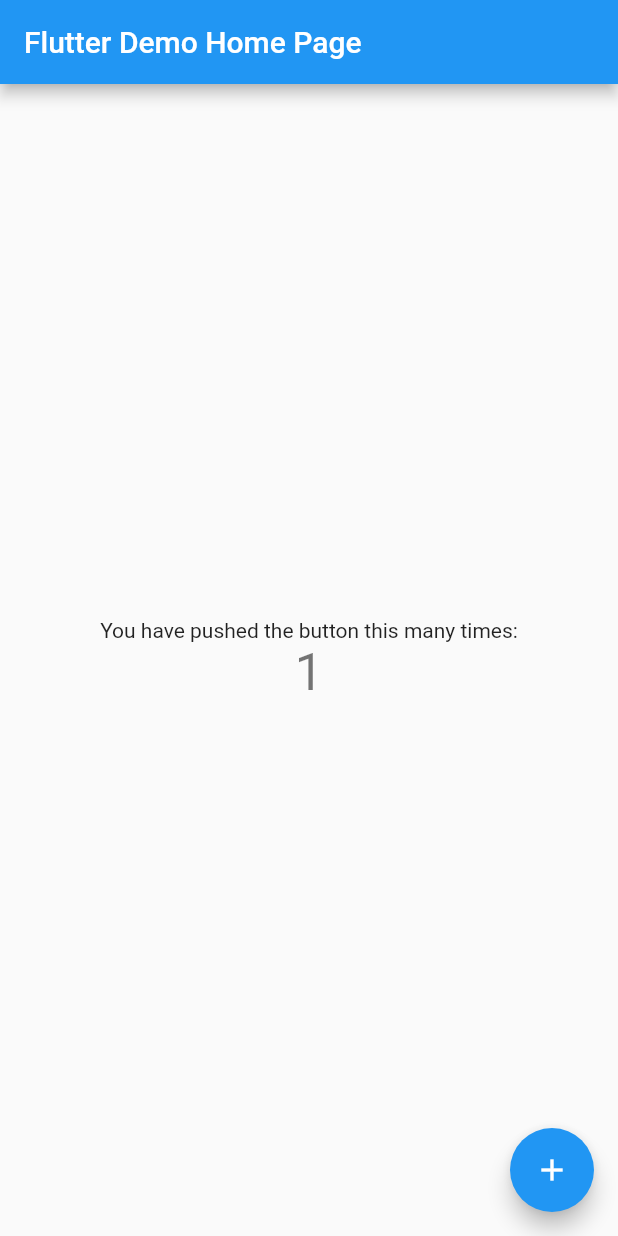
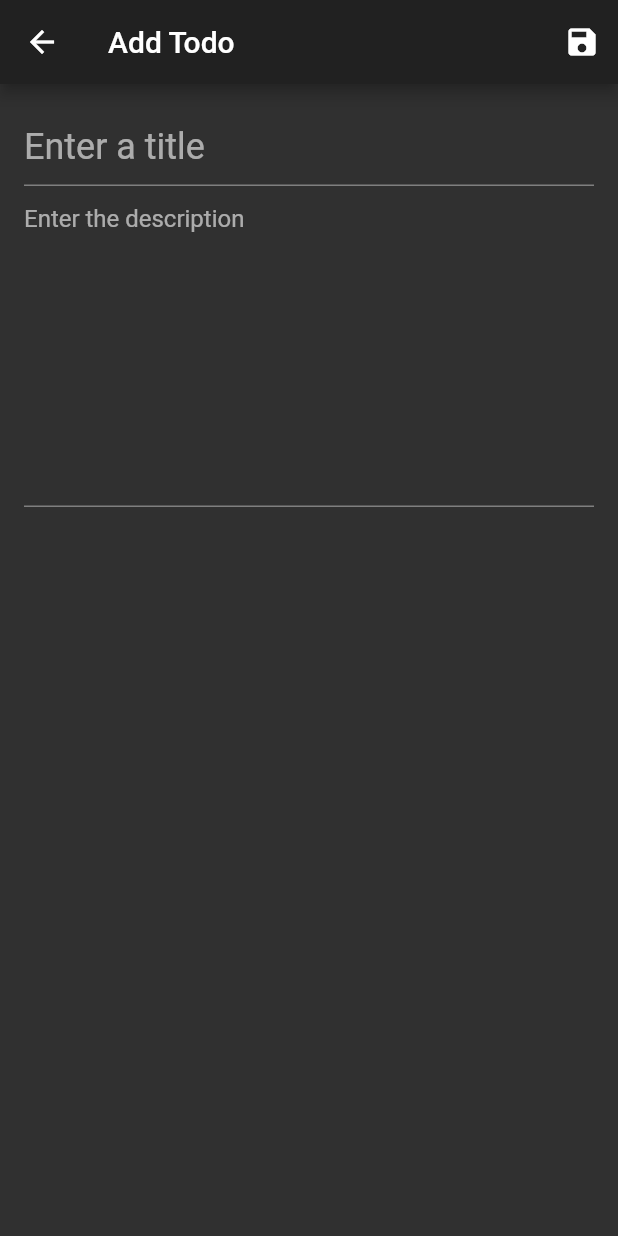
Before and after one commit to lighttt/bloc_todo, a Flutter app: the screen it shows after launch, after a tap on the "add" icon, on a phone screen of 412 x 824 dp. Run offline on Flutter 3.47's test engine with Material 2 defaults, Android fonts, the phone set to English and light mode, and no system bars; our stand-ins replace flutter_bloc.

Commit message:
Implemented Simple Bloc Todo with Add and Delete

```diff
--- /dev/null
+++ b/lib/blocs/todo_bloc.dart
@@ -0,0 +1,27 @@
+import 'package:bloc_todo/blocs/todo_event.dart';
+import 'package:bloc_todo/models/todo.dart';
+import 'package:flutter_bloc/flutter_bloc.dart';
+
+class TodoBloc extends Bloc<TodoEvent, List<Todo>> {
+  TodoBloc({List<Todo> initialState}) : super([]);
+
+  @override
+  Stream<List<Todo>> mapEventToState(TodoEvent event) async* {
+    switch (event.eventType) {
+      case EventType.add:
+        List<Todo> newState = List.from(state);
+        if (event.todo != null) {
+          newState.add(event.todo);
+        }
+        yield newState;
+        break;
+      case EventType.delete:
+        List<Todo> newState = List.from(state);
+        newState.removeAt(event.todoIndex);
+        yield newState;
+        break;
+      default:
+        throw Exception("Event not found $event");
+    }
+  }
+}
--- /dev/null
+++ b/lib/blocs/todo_event.dart
@@ -0,0 +1,19 @@
+import 'package:bloc_todo/models/todo.dart';
+
+enum EventType { add, delete }
+
+class TodoEvent {
+  Todo todo;
+  int todoIndex;
+  EventType eventType;
+
+  TodoEvent.add(Todo todo) {
+    this.eventType = EventType.add;
+    this.todo = todo;
+  }
+
+  TodoEvent.delete(int index) {
+    this.eventType = EventType.delete;
+    this.todoIndex = index;
+  }
+}
--- a/lib/main.dart
+++ b/lib/main.dart
@@ -1,117 +1,32 @@
+import 'package:bloc_todo/blocs/todo_bloc.dart';
+import 'package:bloc_todo/blocs/todo_observer.dart';
+import 'package:bloc_todo/screens/add_edit_screen.dart';
 import 'package:flutter/material.dart';
+import 'package:flutter_bloc/flutter_bloc.dart';
+
+import 'screens/home_screen.dart';
 
 void main() {
+  Bloc.observer = TodoBlocObserver();
   runApp(MyApp());
 }
 
 class MyApp extends StatelessWidget {
-  // This widget is the root of your application.
   @override
   Widget build(BuildContext context) {
-    return MaterialApp(
-      title: 'Flutter Demo',
-      theme: ThemeData(
-        // This is the theme of your application.
-        //
-        // Try running your application with "flutter run". You'll see the
-        // application has a blue toolbar. Then, without quitting the app, try
-        // changing the primarySwatch below to Colors.green and then invoke
-        // "hot reload" (press "r" in the console where you ran "flutter run",
-        // or simply save your changes to "hot reload" in a Flutter IDE).
-        // Notice that the counter didn't reset back to zero; the application
-        // is not restarted.
-        primarySwatch: Colors.blue,
-        // This makes the visual density adapt to the platform that you run
-        // the app on. For desktop platforms, the controls will be smaller and
-        // closer together (more dense) than on mobile platforms.
-        visualDensity: VisualDensity.adaptivePlatformDensity,
+    return BlocProvider<TodoBloc>(
+      create: (BuildContext context) {
+        return TodoBloc();
+      },
+      child: MaterialApp(
+        debugShowCheckedModeBanner: false,
+        title: "Todo Bloc",
+        theme: ThemeData.dark(),
+        home: HomeScreen(),
+        routes: {
+          AddEditScreen.routeName: (ctx) => AddEditScreen(),
+        },
       ),
-      home: MyHomePage(title: 'Flutter Demo Home Page'),
     );
   }
 }
-
-class MyHomePage extends StatefulWidget {
-  MyHomePage({Key key, this.title}) : super(key: key);
-
-  // This widget is the home page of your application. It is stateful, meaning
-  // that it has a State object (defined below) that contains fields that affect
-  // how it looks.
-
-  // This class is the configuration for the state. It holds the values (in this
-  // case the title) provided by the parent (in this case the App widget) and
-  // used by the build method of the State. Fields in a Widget subclass are
-  // always marked "final".
-
-  final String title;
-
-  @override
-  _MyHomePageState createState() => _MyHomePageState();
-}
-
-class _MyHomePageState extends State<MyHomePage> {
-  int _counter = 0;
-
-  void _incrementCounter() {
-    setState(() {
-      // This call to setState tells the Flutter framework that something has
-      // changed in this State, which causes it to rerun the build method below
-      // so that the display can reflect the updated values. If we changed
-      // _counter without calling setState(), then the build method would not be
-      // called again, and so nothing would appear to happen.
-      _counter++;
-    });
-  }
-
-  @override
-  Widget build(BuildContext context) {
-    // This method is rerun every time setState is called, for instance as done
-    // by the _incrementCounter method above.
-    //
-    // The Flutter framework has been optimized to make rerunning build methods
-    // fast, so that you can just rebuild anything that needs updating rather
-    // than having to individually change instances of widgets.
-    return Scaffold(
-      appBar: AppBar(
-        // Here we take the value from the MyHomePage object that was created by
-        // the App.build method, and use it to set our appbar title.
-        title: Text(widget.title),
-      ),
-      body: Center(
-        // Center is a layout widget. It takes a single child and positions it
-        // in the middle of the parent.
-        child: Column(
-          // Column is also a layout widget. It takes a list of children and
-          // arranges them vertically. By default, it sizes itself to fit its
-          // children horizontally, and tries to be as tall as its parent.
-          //
-          // Invoke "debug painting" (press "p" in the console, choose the
-          // "Toggle Debug Paint" action from the Flutter Inspector in Android
-          // Studio, or the "Toggle Debug Paint" command in Visual Studio Code)
-          // to see the wireframe for each widget.
-          //
-          // Column has various properties to control how it sizes itself and
-          // how it positions its children. Here we use mainAxisAlignment to
-          // center the children vertically; the main axis here is the vertical
-          // axis because Columns are vertical (the cross axis would be
-          // horizontal).
-          mainAxisAlignment: MainAxisAlignment.center,
-          children: <Widget>[
-            Text(
-              'You have pushed the button this many times:',
-            ),
-            Text(
-              '$_counter',
-              style: Theme.of(context).textTheme.headline4,
-            ),
-          ],
-        ),
-      ),
-      floatingActionButton: FloatingActionButton(
-        onPressed: _incrementCounter,
-        tooltip: 'Increment',
-        child: Icon(Icons.add),
-      ), // This trailing comma makes auto-formatting nicer for build methods.
-    );
-  }
-}
--- /dev/null
+++ b/lib/models/todo.dart
@@ -0,0 +1,13 @@
+import 'package:flutter/cupertino.dart';
+
+class Todo {
+  final String id;
+  final String description;
+  final String title;
+
+  Todo({
+    @required this.title,
+    @required this.description,
+    @required this.id,
+  });
+}
--- /dev/null
+++ b/lib/screens/add_edit_screen.dart
@@ -0,0 +1,77 @@
+import 'package:bloc_todo/blocs/todo_bloc.dart';
+import 'package:bloc_todo/blocs/todo_event.dart';
+import 'package:bloc_todo/models/todo.dart';
+import 'package:flutter/material.dart';
+import 'package:flutter_bloc/flutter_bloc.dart';
+
+typedef OnSaveCallback = Function(String task, String note);
+
+class AddEditScreen extends StatefulWidget {
+  static const String routeName = "/add_edit_screen";
+
+  @override
+  _AddEditScreenState createState() => _AddEditScreenState();
+}
+
+class _AddEditScreenState extends State<AddEditScreen> {
+  static final GlobalKey<FormState> _formKey = GlobalKey<FormState>();
+
+  String _title;
+  String _description;
+
+  void _saveForm() {
+    bool isValid = _formKey.currentState.validate();
+    if (!isValid) {
+      return;
+    }
+    _formKey.currentState.save();
+    BlocProvider.of<TodoBloc>(context).add(TodoEvent.add(Todo(
+      id: DateTime.now().toString(),
+      title: _title,
+      description: _description,
+    )));
+    Navigator.pop(context);
+  }
+
+  @override
+  Widget build(BuildContext context) {
+    final textTheme = Theme.of(context).textTheme;
+    return Scaffold(
+      appBar: AppBar(
+        title: Text("Add Todo"),
+        actions: [IconButton(icon: Icon(Icons.save), onPressed: _saveForm)],
+      ),
+      body: Form(
+        key: _formKey,
+        child: ListView(
+          padding: const EdgeInsets.all(16),
+          children: [
+            TextFormField(
+              style: textTheme.headline5,
+              decoration: InputDecoration(
+                hintText: "Enter a title",
+              ),
+              validator: (val) {
+                return val.trim().isEmpty ? "Title cannot be empty" : null;
+              },
+              onSaved: (value) => _title = value,
+            ),
+            TextFormField(
+              maxLines: 10,
+              style: textTheme.subtitle1,
+              decoration: InputDecoration(
+                hintText: "Enter the description",
+              ),
+              validator: (val) {
+                return val.trim().isEmpty
+                    ? "Description cannot be empty"
+                    : null;
+              },
+              onSaved: (value) => _description = value,
+            )
+          ],
+        ),
+      ),
+    );
+  }
+}
--- /dev/null
+++ b/lib/screens/home_screen.dart
@@ -0,0 +1,66 @@
+import 'package:bloc_todo/blocs/todo_bloc.dart';
+import 'package:bloc_todo/blocs/todo_event.dart';
+import 'package:bloc_todo/models/todo.dart';
+import 'package:bloc_todo/screens/add_edit_screen.dart';
+import 'package:flutter/material.dart';
+import 'package:flutter_bloc/flutter_bloc.dart';
+
+class HomeScreen extends StatelessWidget {
+  @override
+  Widget build(BuildContext context) {
+    return Scaffold(
+      appBar: AppBar(
+        title: Text("Your Todos"),
+      ),
+      body: BlocConsumer<TodoBloc, List<Todo>>(
+        buildWhen: (List<Todo> previous, List<Todo> current) {
+          return true;
+        },
+        listenWhen: (List<Todo> previous, List<Todo> current) {
+          if (current.length > previous.length) {
+            return true;
+          }
+          return false;
+        },
+        listener: (context, foodList) {
+          Scaffold.of(context).showSnackBar(SnackBar(content: Text("Added")));
+        },
+        builder: (BuildContext context, todoList) {
+          return ListView.builder(
+              scrollDirection: Axis.vertical,
+              shrinkWrap: true,
+              padding: const EdgeInsets.all(16),
+              itemCount: todoList.length,
+              itemBuilder: (ctx, index) => Dismissible(
+                    key: ValueKey(todoList[index].id),
+                    direction: DismissDirection.endToStart,
+                    background: Container(
+                      color: Colors.red,
+                      margin: const EdgeInsets.symmetric(
+                          vertical: 10, horizontal: 10),
+                      padding: const EdgeInsets.only(right: 10),
+                      child: Icon(Icons.delete),
+                      alignment: Alignment.centerRight,
+                    ),
+                    onDismissed: (direction) {
+                      BlocProvider.of<TodoBloc>(context)
+                          .add(TodoEvent.delete(index));
+                    },
+                    child: Card(
+                      child: ListTile(
+                        title: Text(todoList[index].title),
+                        subtitle: Text(todoList[index].description),
+                      ),
+                    ),
+                  ));
+        },
+      ),
+      floatingActionButton: FloatingActionButton(
+        onPressed: () {
+          Navigator.pushNamed(context, AddEditScreen.routeName);
+        },
+        child: Icon(Icons.add),
+      ),
+    );
+  }
+}
--- a/pubspec.yaml
+++ b/pubspec.yaml
@@ -28,6 +28,8 @@ dependencies:
   # The following adds the Cupertino Icons font to your application.
   # Use with the CupertinoIcons class for iOS style icons.
   cupertino_icons: ^1.0.0
+  flutter_bloc: ^6.1.1
+
 
 dev_dependencies:
   flutter_test:
```
Also changed, not shown: lib/blocs/todo_observer.dart (added, +22 -0 lines), pubspec.lock, 1 other file.
